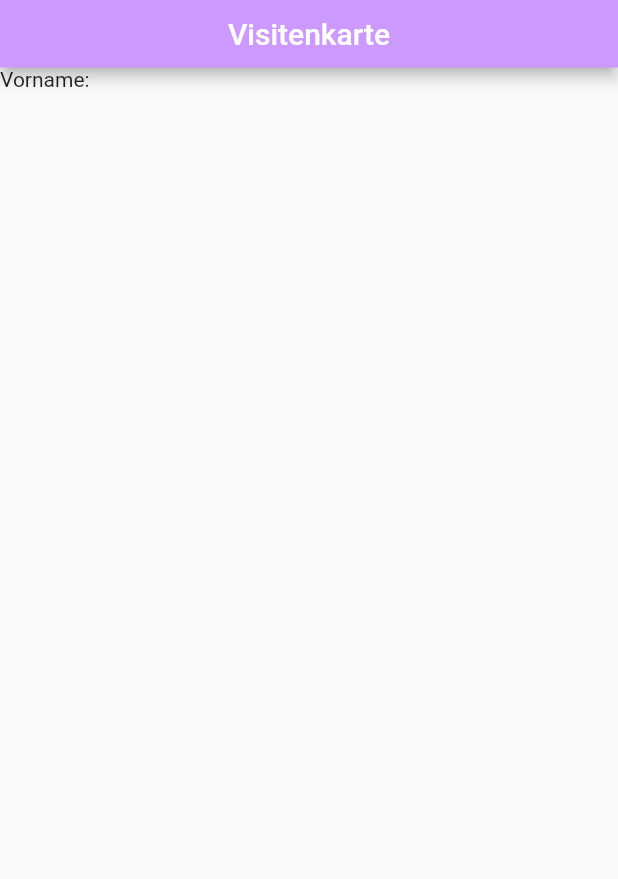
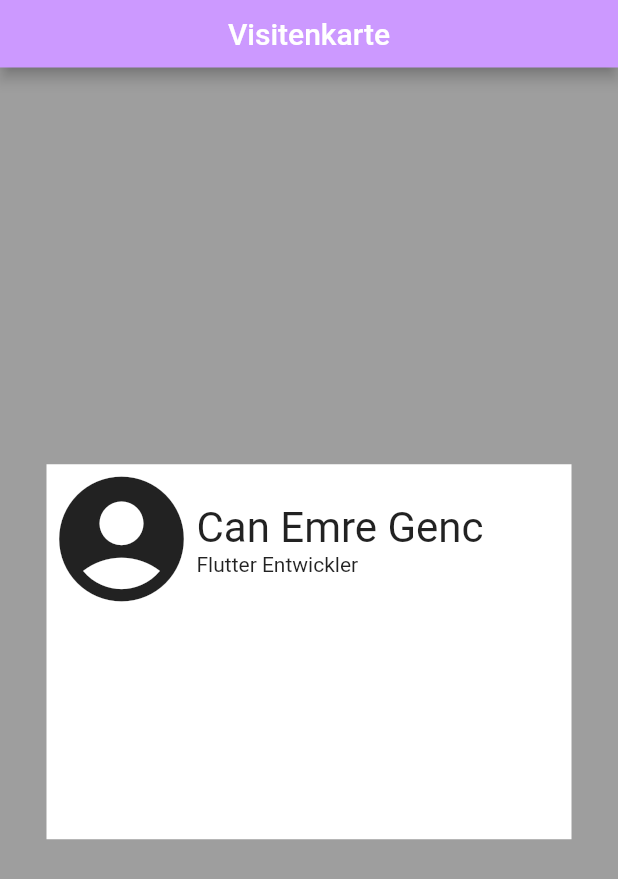
Before and after one commit to Donikannerr/business_card, a Flutter app: the screen it shows after launch, on a phone screen of 412 x 824 dp. Shown: the top 879 px of the screen. Run offline on Flutter 3.47's test engine with Material 2 defaults, Android fonts, the phone set to English and light mode, and no system bars.

Commit message:
add body_name

```diff
--- a/lib/screens/business_card.dart
+++ b/lib/screens/business_card.dart
@@ -1,10 +1,12 @@
 import 'package:flutter/cupertino.dart';
 import 'package:flutter/material.dart';
+import 'package:flutter_visitenkarte/main.dart';
 
 class BusinessCard extends StatelessWidget {
   @override
   Widget build(BuildContext context) {
     return Scaffold(
+      backgroundColor: Colors.grey,
       appBar: PreferredSize(
         preferredSize: Size.fromHeight(45),
         child: AppBar(
@@ -13,7 +15,37 @@ class BusinessCard extends StatelessWidget {
           title: Text("Visitenkarte"),
         ),
       ),
-      body: Text("Vorname: "),
+      body: Center(
+        child: Container(
+          color: Colors.white,
+          height: 250,
+          width: 350,
+          child: Column(
+            children: [
+              Row(
+                children: [
+                  Icon(
+                    Icons.account_circle,
+                    size: 100,
+                  ),
+                  Column(
+                    crossAxisAlignment: CrossAxisAlignment.start,
+                    children: [
+                      Text(
+                        "Can Emre Genc",
+                        textScaleFactor: 2,
+                      ),
+                      Text("Flutter Entwickler"),
+                    ],
+                  )
+                ],
+              ),
+              Row(),
+              Row(),
+            ],
+          ),
+        ),
+      ),
     );
   }
 }
```
